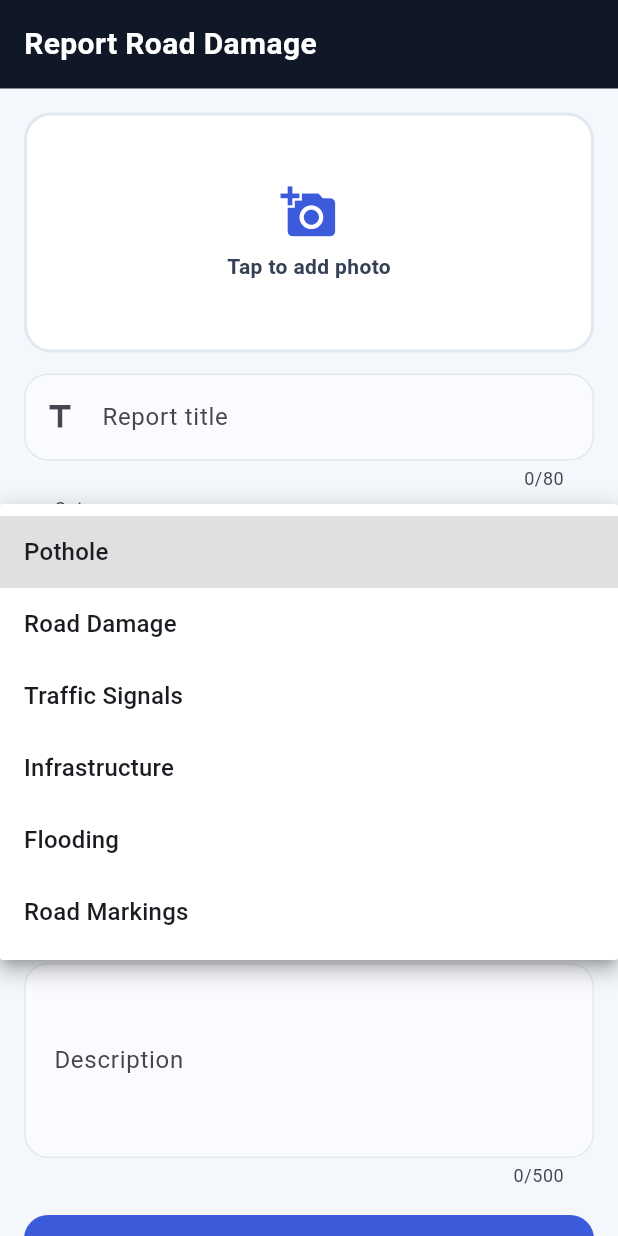
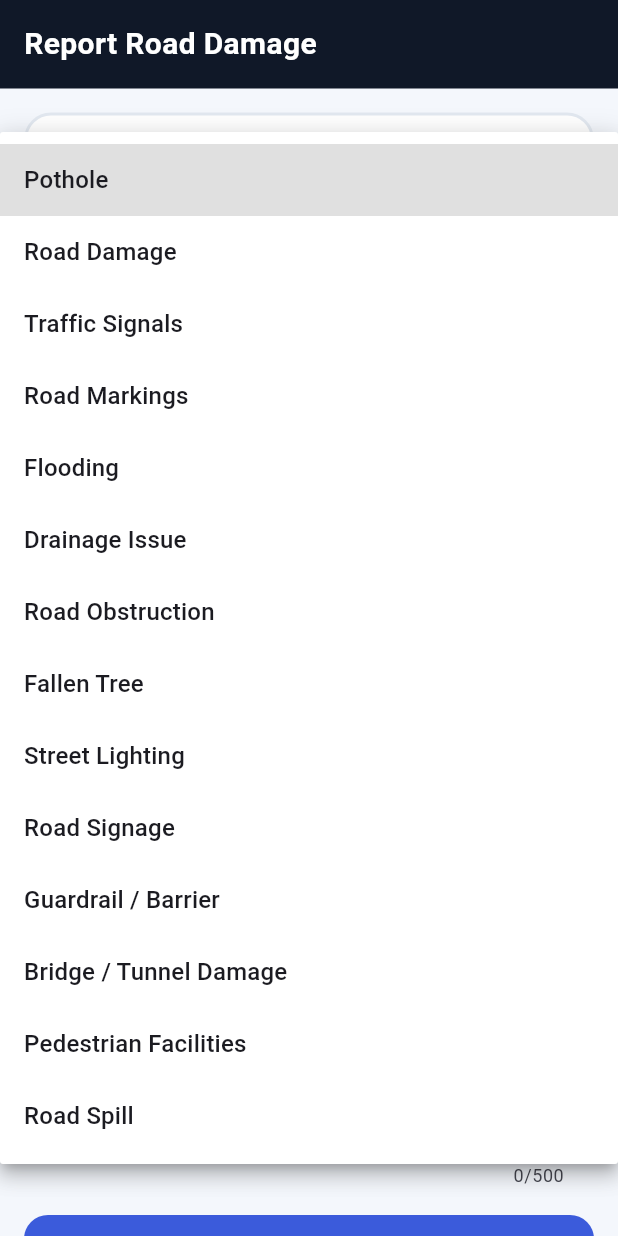
Before and after one commit to TzeXin75/SafeJalan, a Flutter app: the ReportFormScreen widget shown alone on an empty page, opened directly with empty values, after a tap on "Pothole", on a phone screen of 412 x 824 dp. Run offline on Flutter 3.47's test engine with Material 3 defaults, Android fonts, the phone set to English and light mode, and no system bars; our stand-ins replace connectivity_plus, flutter_map, geocoding, image_picker, latlong2, location and 3 more; missing offline and left inert: google_mlkit_image_labeling; accounts and stored records are empty.

Commit message:
Add more road report categories

```diff
--- /dev/null
+++ b/lib/models/report_categories.dart
@@ -0,0 +1,23 @@
+const reportCategories = <String>[
+  'Pothole',
+  'Road Damage',
+  'Traffic Signals',
+  'Road Markings',
+  'Flooding',
+  'Drainage Issue',
+  'Road Obstruction',
+  'Fallen Tree',
+  'Street Lighting',
+  'Road Signage',
+  'Guardrail / Barrier',
+  'Bridge / Tunnel Damage',
+  'Pedestrian Facilities',
+  'Road Spill',
+];
+
+List<String> reportCategoryOptions(String currentCategory) {
+  if (currentCategory.isEmpty || reportCategories.contains(currentCategory)) {
+    return reportCategories;
+  }
+  return [currentCategory, ...reportCategories];
+}
--- a/lib/user/report_form.dart
+++ b/lib/user/report_form.dart
@@ -12,6 +12,7 @@ import 'package:path_provider/path_provider.dart';
 import 'package:permission_handler/permission_handler.dart' as handler;
 import 'package:provider/provider.dart';
 import 'package:safejalan_native/models/report.dart';
+import 'package:safejalan_native/models/report_categories.dart';
 import 'package:safejalan_native/providers/app_provider.dart';
 import 'package:safejalan_native/widgets/common.dart';
 
@@ -138,22 +139,56 @@ class _ReportFormScreenState extends State<ReportFormScreen> {
         'rubble',
       ],
       'Traffic Signals': ['traffic light', 'signal', 'stoplight'],
-      'Infrastructure': [
-        'bridge',
+      'Road Markings': ['road marking', 'lane', 'crosswalk', 'paint'],
+      'Flooding': ['flood', 'water', 'puddle', 'rain'],
+      'Drainage Issue': [
+        'drain',
+        'drainage',
+        'ditch',
+        'culvert',
+        'manhole',
+        'sewer',
+      ],
+      'Road Obstruction': [
+        'obstruction',
+        'debris',
+        'rubble',
+        'object',
+        'block',
+        'barrier',
+        'cone',
+      ],
+      'Fallen Tree': ['tree', 'branch', 'fallen tree', 'wood'],
+      'Street Lighting': [
         'street light',
         'streetlight',
+        'lamp post',
+        'lamp',
+        'light',
+      ],
+      'Road Signage': ['sign', 'signage', 'road sign', 'traffic sign'],
+      'Guardrail / Barrier': [
         'guard rail',
         'guardrail',
         'barrier',
-        'utility pole',
-        'lamp post',
-        'sidewalk',
+        'railing',
+        'fence',
+      ],
+      'Bridge / Tunnel Damage': [
+        'bridge',
         'tunnel',
         'retaining wall',
-        'infrastructure',
+        'overpass',
+        'underpass',
       ],
-      'Flooding': ['flood', 'water', 'puddle', 'rain'],
-      'Road Markings': ['road marking', 'lane', 'crosswalk', 'paint'],
+      'Pedestrian Facilities': [
+        'sidewalk',
+        'walkway',
+        'footpath',
+        'crosswalk',
+        'pedestrian',
+      ],
+      'Road Spill': ['spill', 'oil', 'fuel', 'mud', 'sand', 'gravel'],
     };
     for (final label in labels) {
       final text = label.label.toLowerCase();
@@ -600,19 +635,9 @@ class _ReportFormScreenState extends State<ReportFormScreen> {
                   key: ValueKey(_category),
                   initialValue: _category,
                   decoration: safeInput('Category'),
-                  items:
-                      [
-                            'Pothole',
-                            'Road Damage',
-                            'Traffic Signals',
-                            'Infrastructure',
-                            'Flooding',
-                            'Road Markings',
-                          ]
-                          .map(
-                            (v) => DropdownMenuItem(value: v, child: Text(v)),
-                          )
-                          .toList(),
+                  items: reportCategories
+                      .map((v) => DropdownMenuItem(value: v, child: Text(v)))
+                      .toList(),
                   onChanged: (v) => setState(() => _category = v!),
                 ),
                 const SizedBox(height: 12),
```
Also changed, not shown: lib/user/report_detail.dart (+7 -14 lines).
